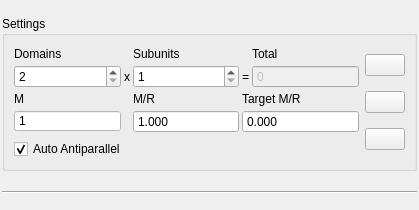
First picture: the form in ui/config/tabs/domains/panel.ui, repository NATuG3/NATuG3, before the edit.
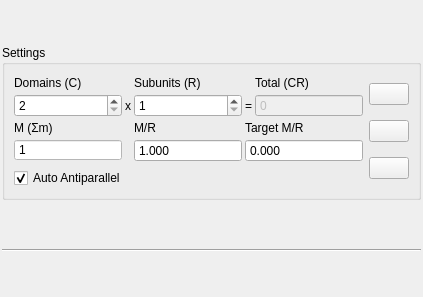
Second picture: the form after the edit.

Commit message: Improve statusTips and toolTips for domains panel

The edit to the form file:
```diff
--- a/ui/config/tabs/domains/panel.ui
+++ b/ui/config/tabs/domains/panel.ui
@@ -6,8 +6,8 @@
    <rect>
     <x>0</x>
     <y>0</y>
-    <width>419</width>
-    <height>210</height>
+    <width>423</width>
+    <height>297</height>
    </rect>
   </property>
   <property name="windowTitle">
@@ -125,7 +125,7 @@
         <item row="0" column="0">
          <widget class="QLabel" name="label_2">
           <property name="text">
-           <string>Domains</string>
+           <string>Domains (C)</string>
           </property>
          </widget>
         </item>
@@ -164,14 +164,14 @@
         <item row="0" column="2">
          <widget class="QLabel" name="label">
           <property name="text">
-           <string>Subunits</string>
+           <string>Subunits (R)</string>
           </property>
          </widget>
         </item>
         <item row="0" column="4">
          <widget class="QLabel" name="label_3">
           <property name="text">
-           <string>Total</string>
+           <string>Total (CR)</string>
           </property>
          </widget>
         </item>
@@ -223,7 +223,7 @@
         <item row="2" column="0">
          <widget class="QLabel" name="label_4">
           <property name="text">
-           <string>M</string>
+           <string>M (Σm)</string>
           </property>
          </widget>
         </item>
```
Left out of the diff: 39 changed lines with no effect on the pictures.
